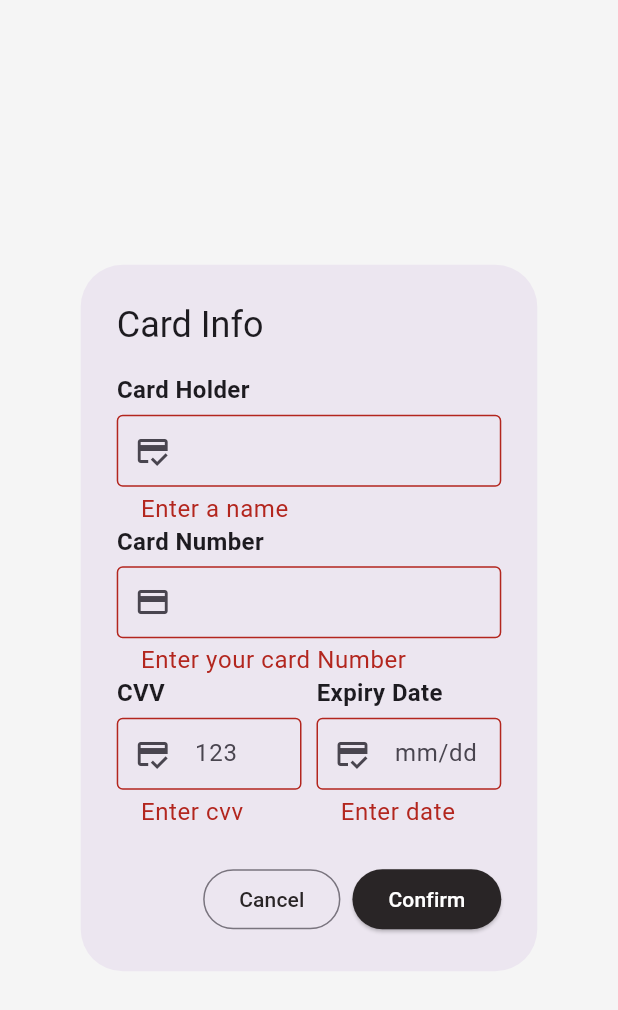
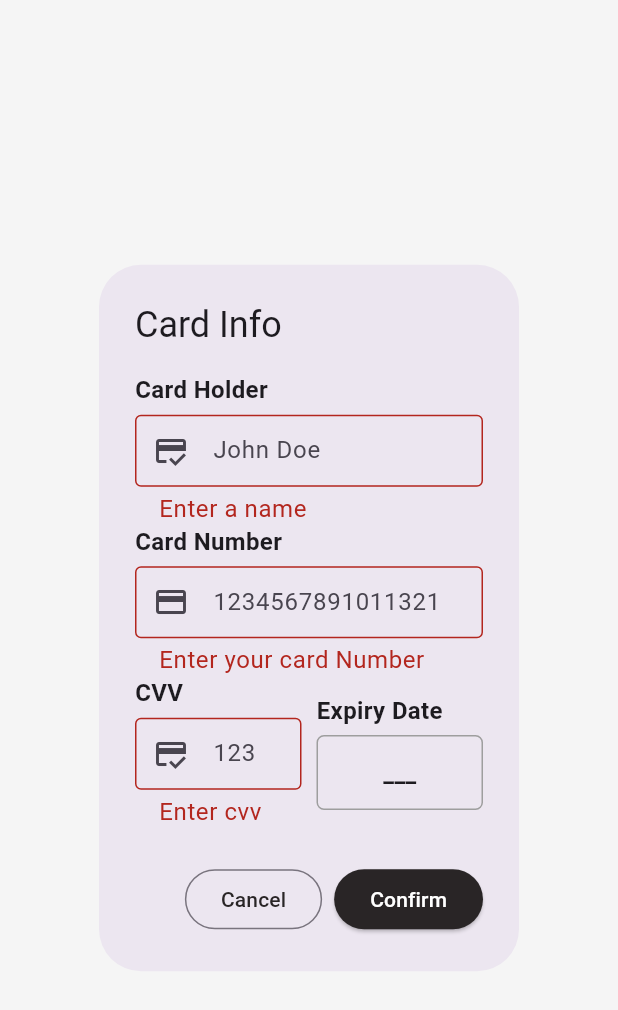
Before and after one commit to lajorr/ecom, a Flutter app: the AddCartInfoDialog widget shown alone on an empty page, opened directly, after a tap on "Confirm", on a phone screen of 412 x 824 dp. Shown: the top 1010 px of the screen. Run offline on Flutter 3.47's test engine with Material 3 defaults, Android fonts, the phone set to English and light mode, and no system bars; our stand-ins replace bloc, cached_network_image, cloud_firestore, dartz, equatable, firebase_auth and 7 more; accounts and stored records are empty.

Commit message:
date picker and added timestamp in firebase

```diff
--- a/lib/core/firebaseFunctions/firebase_collections.dart
+++ b/lib/core/firebaseFunctions/firebase_collections.dart
@@ -1,6 +1,7 @@
 import 'package:cloud_firestore/cloud_firestore.dart';
 import 'package:ecom/features/payment/data/model/credit_card_model.dart';
 import 'package:geocoding/geocoding.dart';
+import 'package:intl/intl.dart';
 
 import '../../features/auth/data/model/user_model.dart';
 import '../../features/checkout/domain/entity/enums/cart_status_enum.dart';
@@ -408,6 +409,7 @@ class FireCollections {
     final userRef = userCollection.doc(user.uid);
 
     final creditJson = creditModel.toMap();
+    print(creditJson);
 
     creditJson.addAll(
       {'user': userRef},
@@ -437,6 +439,8 @@ class FireCollections {
         final creditJson = snapshot.docs[0].data();
 
         final creditM = CreditCardModel.fromMap(creditJson);
+        print(creditJson);
+        print(DateFormat('yMd').format(creditM.expiryDate!));
 
         return creditM;
       } else {
--- a/lib/features/checkout/presentation/screens/checkout_screen.dart
+++ b/lib/features/checkout/presentation/screens/checkout_screen.dart
@@ -95,7 +95,8 @@ class CheckoutScreen extends StatelessWidget {
                     )
                   ],
                 ),
-                body: Padding(
+                body: SingleChildScrollView(
+                  child: Padding(
                     padding: const EdgeInsets.all(16.0),
                     child: Column(
                       children: [
@@ -125,6 +126,7 @@ class CheckoutScreen extends StatelessWidget {
                       ],
                     ),
                   ),
+                ),
               );
             } else {
               return const Center(
--- a/lib/features/checkout/presentation/widgets/cart_bill_widget.dart
+++ b/lib/features/checkout/presentation/widgets/cart_bill_widget.dart
@@ -22,7 +22,9 @@ class CartBillWidget extends StatelessWidget {
   @override
   Widget build(BuildContext context) {
     final media = MediaQuery.of(context).size;
-    return Column(
+    return SingleChildScrollView(
+
+      child: Column(
         children: [
           Row(
             mainAxisAlignment: MainAxisAlignment.spaceBetween,
@@ -52,6 +54,7 @@ class CartBillWidget extends StatelessWidget {
           ),
           SizedBox(height: media.height * 0.02),
         ],
+      ),
     );
   }
 }
--- a/lib/features/payment/data/model/credit_card_model.dart
+++ b/lib/features/payment/data/model/credit_card_model.dart
@@ -1,5 +1,5 @@
+import 'package:cloud_firestore/cloud_firestore.dart';
 import 'package:ecom/features/payment/domain/entity/credit_card_entity.dart';
-import 'package:intl/intl.dart';
 
 class CreditCardModel extends CreditCardEntity {
   const CreditCardModel({
@@ -14,16 +14,17 @@ class CreditCardModel extends CreditCardEntity {
       'card_number': cardNum,
       'card_holder': cardHolderName,
       'cvv': cvv,
-      'expiry_date': DateFormat('yM').format(expiryDate!),
+      'expiry_date': expiryDate,
     };
   }
 
   factory CreditCardModel.fromMap(Map<String, dynamic> map) {
+    final date = (map['expiry_date'] as Timestamp).toDate().toString();
     return CreditCardModel(
       cardNum: map['card_number'],
       cardHolderName: map['card_holder'],
       cvv: map['cvv'],
-      expiryDate: DateFormat('yM').parse(map['expiry_date'] as String),
+      expiryDate: DateTime.tryParse(date),
     );
   }
 
--- a/lib/features/payment/presentation/widgets/add_cart_info_dialog.dart
+++ b/lib/features/payment/presentation/widgets/add_cart_info_dialog.dart
@@ -19,14 +19,14 @@ class _AddCartInfoDialogState extends State<AddCartInfoDialog> {
   String cardHolderName = '';
   String cardNumber = '';
   String cvv = '';
-  String expDate = '';
+  String expDate = '___';
 
   void onSave() {
     if (_formKey.currentState!.validate()) {
       _formKey.currentState!.save();
 
-      final expDateTime = DateFormat('yM').parse(expDate);
-
+      final expDateTime = DateFormat('yMd').parse(expDate);
+  print(expDateTime);
       final creditM = CreditCardModel(
         cardNum: cardNumber,
         cardHolderName: cardHolderName,
@@ -56,6 +56,7 @@ class _AddCartInfoDialogState extends State<AddCartInfoDialog> {
             children: [
               MyTextField(
                 label: 'Card Holder',
+                hintText: 'John Doe',
                 prefixIcon: const Icon(Icons.credit_score),
                 onFieldSave: (value) {
                   cardHolderName = value!;
@@ -69,6 +70,7 @@ class _AddCartInfoDialogState extends State<AddCartInfoDialog> {
               ),
               MyTextField(
                 label: 'Card Number',
+                hintText: '1234567891011321',
                 prefixIcon: const Icon(Icons.credit_card),
                 onFieldSave: (value) {
                   cardNumber = value!;
@@ -109,23 +111,49 @@ class _AddCartInfoDialogState extends State<AddCartInfoDialog> {
                   const SizedBox(
                     width: 10,
                   ),
+
+                  //* Date Picker
                   Expanded(
-                    child: MyTextField(
-                      label: 'Expiry Date',
-                      prefixIcon: const Icon(Icons.credit_score),
-                      inputType: TextInputType.datetime,
-                      onFieldSave: (value) {
-                        expDate = value!;
-                      },
-                      hintText: 'mm/dd',
-                      validator: (value) {
-                        if (value != null && value.isEmpty) {
-                          return "Enter date";
-                        }
-                        return null;
-                      },
+                    child: Column(
+                      crossAxisAlignment: CrossAxisAlignment.start,
+                      children: [
+                        const Text('Expiry Date'),
+                        const SizedBox(
+                          height: 5,
+                        ),
+                        InkWell(
+                          onTap: () async {
+                            final pickedDate = await showDatePicker(
+                              context: context,
+                              firstDate: DateTime(2003),
+                              lastDate: DateTime(2100),
+                            );
+                            if (pickedDate != null) {
+                              setState(() {
+                                expDate = DateFormat('yMd').format(pickedDate);
+                              });
+                            }
+                          },
+                          child: Container(
+                            height: 50,
+                            width: double.infinity,
+                            decoration: BoxDecoration(
+                              // color: Colors.red,
+                              border: Border.all(
+                                color: Colors.grey,
+                              ),
+                              borderRadius: BorderRadius.circular(5),
+                            ),
+                            child: Center(
+                              child: Text(
+                                expDate,
+                              ),
+                            ),
+                          ),
+                        ),
+                      ],
                     ),
-                  ),
+                  )
                 ],
               ),
             ],
```
Also changed, not shown: lib/features/auth/presentation/widgets/my_text_field.dart (+2 -22 lines). Lines whose indentation alone changed are shown as unchanged.
